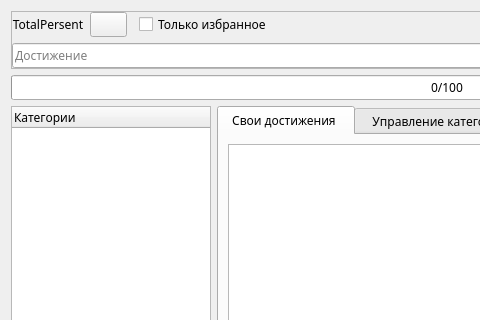
Before: the Qt Designer form AraSteamManager/forms/subForms/achievements/formachievements.ui in Arankir/AraSteamManager, drawn with Qt 5; both pictures show x 0 to 480 and y 0 to 320 of the 894 by 768 pixel window.
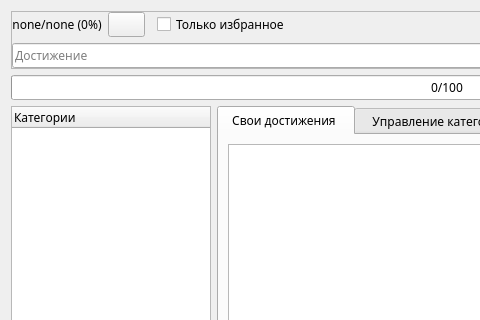
After: the same form once the commit is applied. The open tabs and pages were chosen to show the change. Custom widgets are drawn as their Qt base class.

Patch:
```diff
--- a/AraSteamManager/forms/subForms/achievements/formachievements.ui
+++ b/AraSteamManager/forms/subForms/achievements/formachievements.ui
@@ -51,7 +51,7 @@
         <item>
          <widget class="QLabel" name="LabelTotalPersent">
           <property name="text">
-           <string notr="true">TotalPersent</string>
+           <string notr="true">none/none (0%)</string>
           </property>
           <property name="alignment">
            <set>Qt::AlignCenter</set>
```
Left out of the diff: 2 changed lines with no effect on the pictures.
